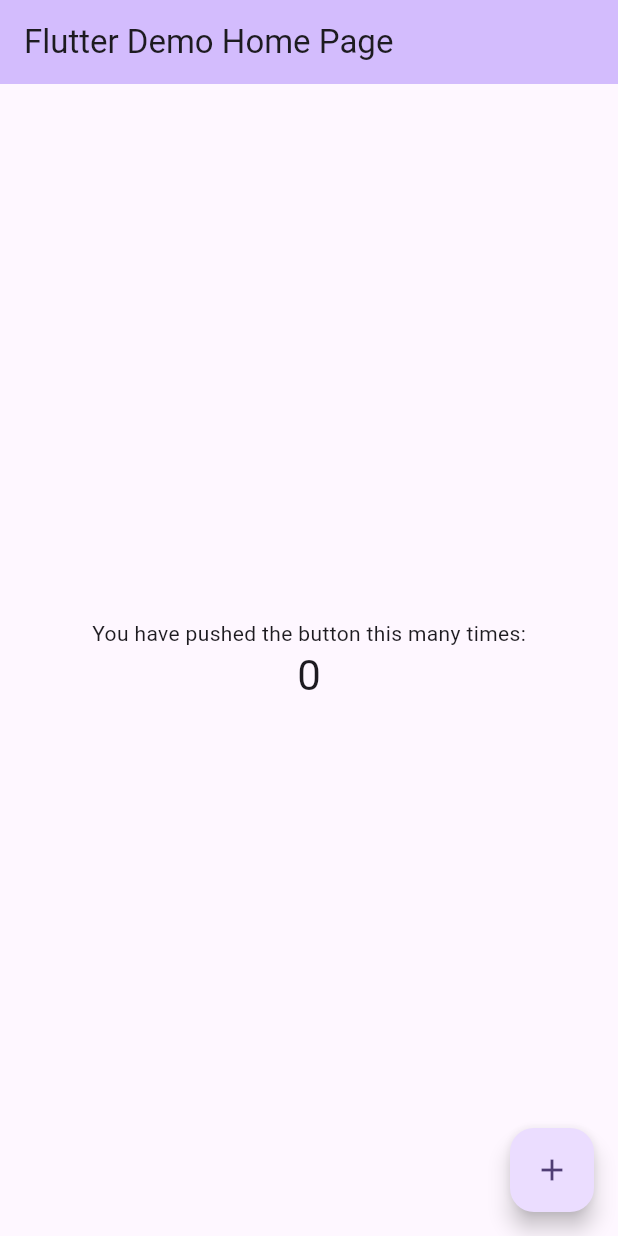
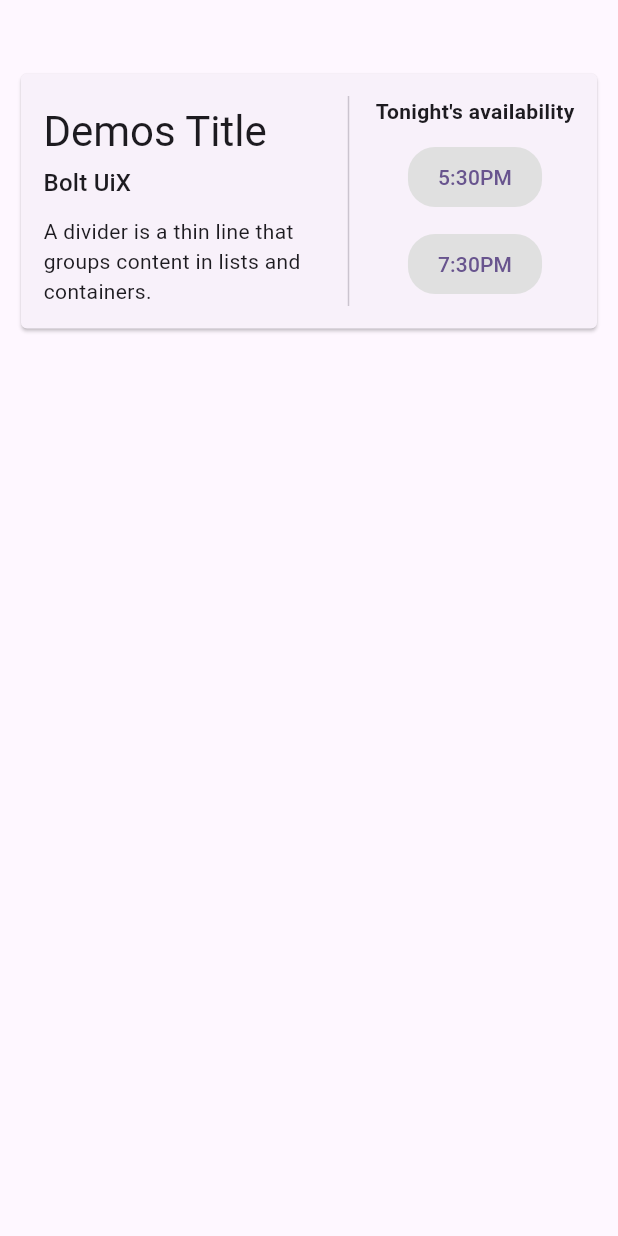
Before and after one commit to devlover-xyz/flutter_learn, a Flutter app: the screen it shows after launch, on a phone screen of 412 x 824 dp. Run offline on Flutter 3.47's test engine with Material 3 defaults, Android fonts, the phone set to English and light mode, and no system bars.

Commit message:
add divider

```diff
--- a/lib/main.dart
+++ b/lib/main.dart
@@ -1,4 +1,5 @@
 import 'package:flutter/material.dart';
+import 'package:myapp/screens/complex_divider.dart';
 
 void main() {
   runApp(const MyApp());
@@ -11,115 +12,13 @@ class MyApp extends StatelessWidget {
   @override
   Widget build(BuildContext context) {
     return MaterialApp(
+      debugShowCheckedModeBanner: false,
       title: 'Flutter Demo',
       theme: ThemeData(
-        // This is the theme of your application.
-        //
-        // TRY THIS: Try running your application with "flutter run". You'll see
-        // the application has a purple toolbar. Then, without quitting the app,
-        // try changing the seedColor in the colorScheme below to Colors.green
-        // and then invoke "hot reload" (save your changes or press the "hot
-        // reload" button in a Flutter-supported IDE, or press "r" if you used
-        // the command line to start the app).
-        //
-        // Notice that the counter didn't reset back to zero; the application
-        // state is not lost during the reload. To reset the state, use hot
-        // restart instead.
-        //
-        // This works for code too, not just values: Most code changes can be
-        // tested with just a hot reload.
         colorScheme: ColorScheme.fromSeed(seedColor: Colors.deepPurple),
         useMaterial3: true,
       ),
-      home: const MyHomePage(title: 'Flutter Demo Home Page'),
+      home: const ComplexDividerPage(),
     );
   }
 }
-
-class MyHomePage extends StatefulWidget {
-  const MyHomePage({super.key, required this.title});
-
-  // This widget is the home page of your application. It is stateful, meaning
-  // that it has a State object (defined below) that contains fields that affect
-  // how it looks.
-
-  // This class is the configuration for the state. It holds the values (in this
-  // case the title) provided by the parent (in this case the App widget) and
-  // used by the build method of the State. Fields in a Widget subclass are
-  // always marked "final".
-
-  final String title;
-
-  @override
-  State<MyHomePage> createState() => _MyHomePageState();
-}
-
-class _MyHomePageState extends State<MyHomePage> {
-  int _counter = 0;
-
-  void _incrementCounter() {
-    setState(() {
-      // This call to setState tells the Flutter framework that something has
-      // changed in this State, which causes it to rerun the build method below
-      // so that the display can reflect the updated values. If we changed
-      // _counter without calling setState(), then the build method would not be
-      // called again, and so nothing would appear to happen.
-      _counter++;
-    });
-  }
-
-  @override
-  Widget build(BuildContext context) {
-    // This method is rerun every time setState is called, for instance as done
-    // by the _incrementCounter method above.
-    //
-    // The Flutter framework has been optimized to make rerunning build methods
-    // fast, so that you can just rebuild anything that needs updating rather
-    // than having to individually change instances of widgets.
-    return Scaffold(
-      appBar: AppBar(
-        // TRY THIS: Try changing the color here to a specific color (to
-        // Colors.amber, perhaps?) and trigger a hot reload to see the AppBar
-        // change color while the other colors stay the same.
-        backgroundColor: Theme.of(context).colorScheme.inversePrimary,
-        // Here we take the value from the MyHomePage object that was created by
-        // the App.build method, and use it to set our appbar title.
-        title: Text(widget.title),
-      ),
-      body: Center(
-        // Center is a layout widget. It takes a single child and positions it
-        // in the middle of the parent.
-        child: Column(
-          // Column is also a layout widget. It takes a list of children and
-          // arranges them vertically. By default, it sizes itself to fit its
-          // children horizontally, and tries to be as tall as its parent.
-          //
-          // Column has various properties to control how it sizes itself and
-          // how it positions its children. Here we use mainAxisAlignment to
-          // center the children vertically; the main axis here is the vertical
-          // axis because Columns are vertical (the cross axis would be
-          // horizontal).
-          //
-          // TRY THIS: Invoke "debug painting" (choose the "Toggle Debug Paint"
-          // action in the IDE, or press "p" in the console), to see the
-          // wireframe for each widget.
-          mainAxisAlignment: MainAxisAlignment.center,
-          children: <Widget>[
-            const Text(
-              'You have pushed the button this many times:',
-            ),
-            Text(
-              '$_counter',
-              style: Theme.of(context).textTheme.headlineMedium,
-            ),
-          ],
-        ),
-      ),
-      floatingActionButton: FloatingActionButton(
-        onPressed: _incrementCounter,
-        tooltip: 'Increment',
-        child: const Icon(Icons.add),
-      ), // This trailing comma makes auto-formatting nicer for build methods.
-    );
-  }
-}
--- /dev/null
+++ b/lib/screens/complex_divider.dart
@@ -0,0 +1,97 @@
+import 'package:flutter/material.dart';
+
+class ComplexDividerPage extends StatelessWidget {
+  const ComplexDividerPage({super.key});
+
+  @override
+  Widget build(BuildContext context) {
+    return Scaffold(
+      body: SingleChildScrollView(
+        child: Padding(
+          padding: const EdgeInsets.all(10.0),
+          child: Column(
+            children: [
+              const SizedBox(height: 35),
+
+              // Vertical Divider
+              Card(
+                shape: RoundedRectangleBorder(
+                  borderRadius: BorderRadius.circular(4),
+                ),
+                clipBehavior: Clip.antiAliasWithSaveLayer,
+                child: Padding(
+                  padding: const EdgeInsets.all(15),
+                  child: IntrinsicHeight(
+                    child: Row(
+                      mainAxisAlignment: MainAxisAlignment.start,
+                      children: [
+                        Expanded(
+                          child: Column(
+                            crossAxisAlignment: CrossAxisAlignment.start,
+                            children: [
+                              const SizedBox(height: 5),
+                              Text("Demos Title",
+                                  style: Theme.of(context)
+                                      .textTheme
+                                      .headlineMedium),
+                              const SizedBox(height: 5),
+                              Text("Bolt UiX",
+                                  style:
+                                      Theme.of(context).textTheme.titleMedium),
+                              const SizedBox(height: 10),
+                              const Text(
+                                  'A divider is a thin line that groups content in lists and containers.'),
+                            ],
+                          ),
+                        ),
+                        const SizedBox(width: 10),
+                        const VerticalDivider(),
+                        const SizedBox(width: 10),
+                        Column(
+                          children: [
+                            const Text(
+                              "Tonight's availability",
+                              style: TextStyle(fontWeight: FontWeight.bold),
+                            ),
+                            const SizedBox(height: 10),
+                            ElevatedButton(
+                              style: ElevatedButton.styleFrom(
+                                backgroundColor: Colors.grey[300],
+                                elevation: 0,
+                                padding: const EdgeInsets.symmetric(
+                                    vertical: 0, horizontal: 20),
+                                shape: RoundedRectangleBorder(
+                                  borderRadius: BorderRadius.circular(18.0),
+                                ),
+                              ),
+                              child: const Text("5:30PM"),
+                              onPressed: () {},
+                            ),
+                            const SizedBox(height: 10),
+                            ElevatedButton(
+                              style: ElevatedButton.styleFrom(
+                                backgroundColor: Colors.grey[300],
+                                elevation: 0,
+                                padding: const EdgeInsets.symmetric(
+                                    vertical: 0, horizontal: 20),
+                                shape: RoundedRectangleBorder(
+                                  borderRadius: BorderRadius.circular(18.0),
+                                ),
+                              ),
+                              child: const Text("7:30PM"),
+                              onPressed: () {},
+                            ),
+                          ],
+                        )
+                      ],
+                    ),
+                  ),
+                ),
+              )
+            ],
+          ),
+        ),
+      ),
+    );
+  }
+}
--- /dev/null
+++ b/lib/screens/simple_divider.dart
@@ -0,0 +1,27 @@
+import 'package:flutter/material.dart';
+
+class SimpleDividerPage extends StatelessWidget {
+  const SimpleDividerPage({super.key});
+
+  @override
+  Widget build(BuildContext context) {
+    return Scaffold(
+      appBar: AppBar(
+        title: const Text("Simple Divider"),
+      ),
+      body: const Center(
+        child: Column(
+          mainAxisAlignment: MainAxisAlignment.center,
+          children: [
+            Text('Above Divider'), // Text widget above the first Divider
+            Divider(), // Creates a horizontal line
+            Text('Below Divider'), // Text widget below the first Divider
+            Divider(
+                thickness: 2, // Sets the thickness of the Divider to 2 pixels
+                color: Colors.red),
+          ],
+        ),
+      ),
+    );
+  }
+}
```
Also changed, not shown: lib/screens/home.dart (added, +90 -0 lines), lib/screens/vertical_divider.dart (added, +40 -0 lines).
